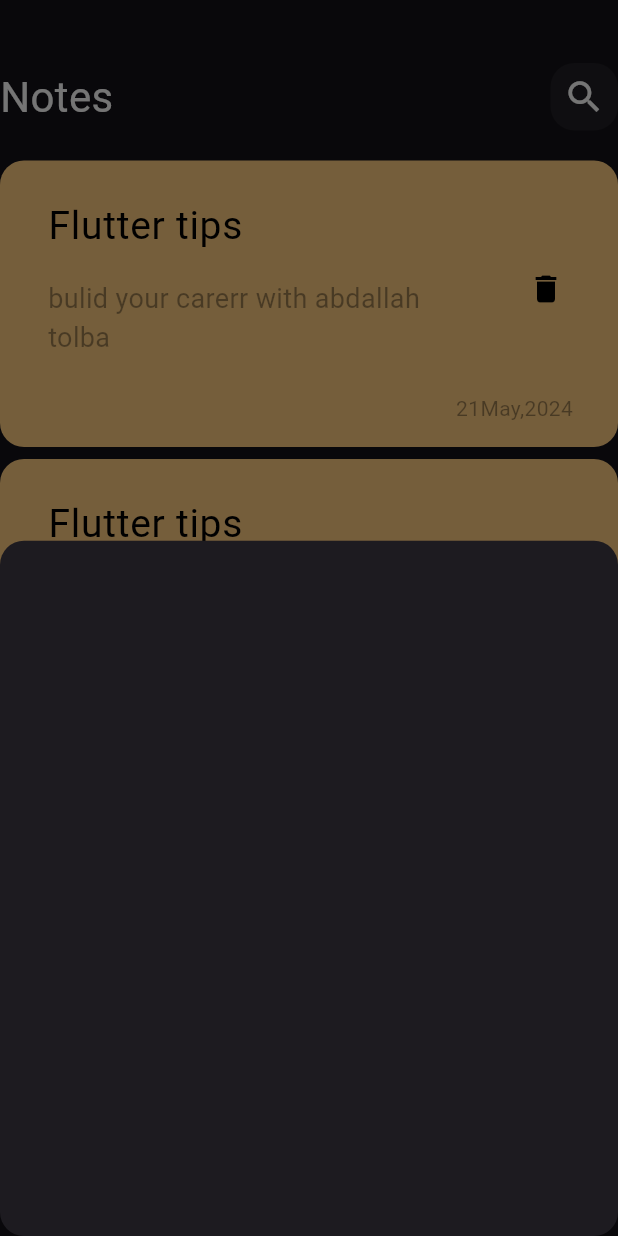
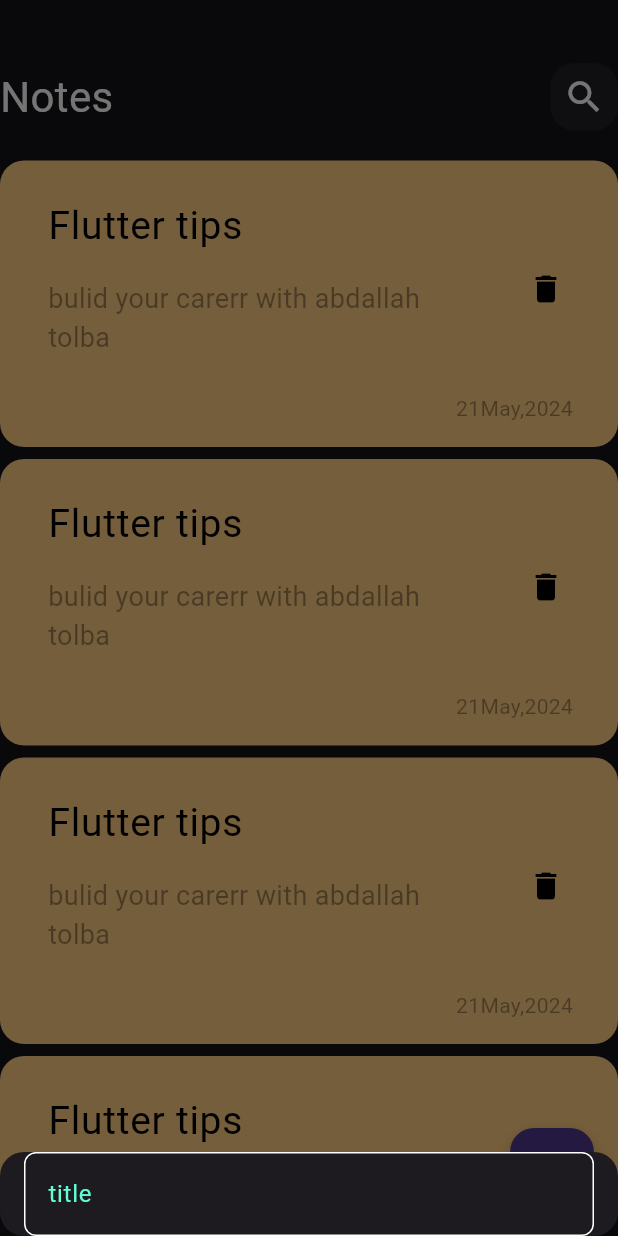
Before and after one commit to Abdallah1719/notes_tick_app, a Flutter app: the screen it shows after launch, after a tap on the "add" icon, on a phone screen of 412 x 824 dp. Run offline on Flutter 3.47's test engine with Material 3 defaults, Android fonts, the phone set to English and light mode, and no system bars.

Commit message:
create custom text form filed

```diff
--- /dev/null
+++ b/notes_tick_app/lib/constants/constants.dart
@@ -0,0 +1,3 @@
+import 'package:flutter/material.dart';
+
+const Kprimarycolor = Color(0xff62fcd7);
--- a/notes_tick_app/lib/presentation/widgets/add_note_bottom_sheet.dart
+++ b/notes_tick_app/lib/presentation/widgets/add_note_bottom_sheet.dart
@@ -1,4 +1,5 @@
 import 'package:flutter/material.dart';
+import 'package:notes_tick_app/presentation/widgets/custom_text_form_filed.dart';
 
 class AddNoteBottomSheet extends StatelessWidget {
   const AddNoteBottomSheet({super.key});
@@ -6,12 +7,12 @@
   @override
   Widget build(BuildContext context) {
     return Container(
-      // child: const Padding(
-      //   padding: EdgeInsets.symmetric(horizontal: 16),
-      //   child: SingleChildScrollView(
-      //     child: AddNoteForm(),
-      //   ),
-      // ),
+      child: const Padding(
+        padding: EdgeInsets.symmetric(horizontal: 16),
+        child: SingleChildScrollView(
+          child: CustomTextFormField(hint: 'title'),
+        ),
+      ),
     );
   }
 }
--- /dev/null
+++ b/notes_tick_app/lib/presentation/widgets/custom_text_form_filed.dart
@@ -0,0 +1,40 @@
+import 'package:flutter/material.dart';
+import 'package:notes_tick_app/constants/constants.dart';
+
+class CustomTextFormField extends StatelessWidget {
+  const CustomTextFormField(
+      {super.key, required this.hint, this.maxlines = 1, this.onsaved});
+  final String hint;
+  final int maxlines;
+  final void Function(String?)? onsaved;
+
+  @override
+  Widget build(BuildContext context) {
+    return TextFormField(
+      onSaved: onsaved,
+      validator: (value) {
+        if (value?.isEmpty ?? true) {
+          return 'filed is required';
+        } else {
+          return null;
+        }
+      },
+      cursorColor: Kprimarycolor,
+      maxLines: maxlines,
+      decoration: InputDecoration(
+        hintText: hint,
+        hintStyle: const TextStyle(color: Kprimarycolor),
+        border: buildBorder(),
+        enabledBorder: buildBorder(),
+        focusedBorder: buildBorder(Kprimarycolor),
+      ),
+    );
+  }
+
+  OutlineInputBorder buildBorder([color]) {
+    return OutlineInputBorder(
+      borderRadius: BorderRadius.circular(8),
+      borderSide: BorderSide(color: color ?? Colors.white),
+    );
+  }
+}
```
